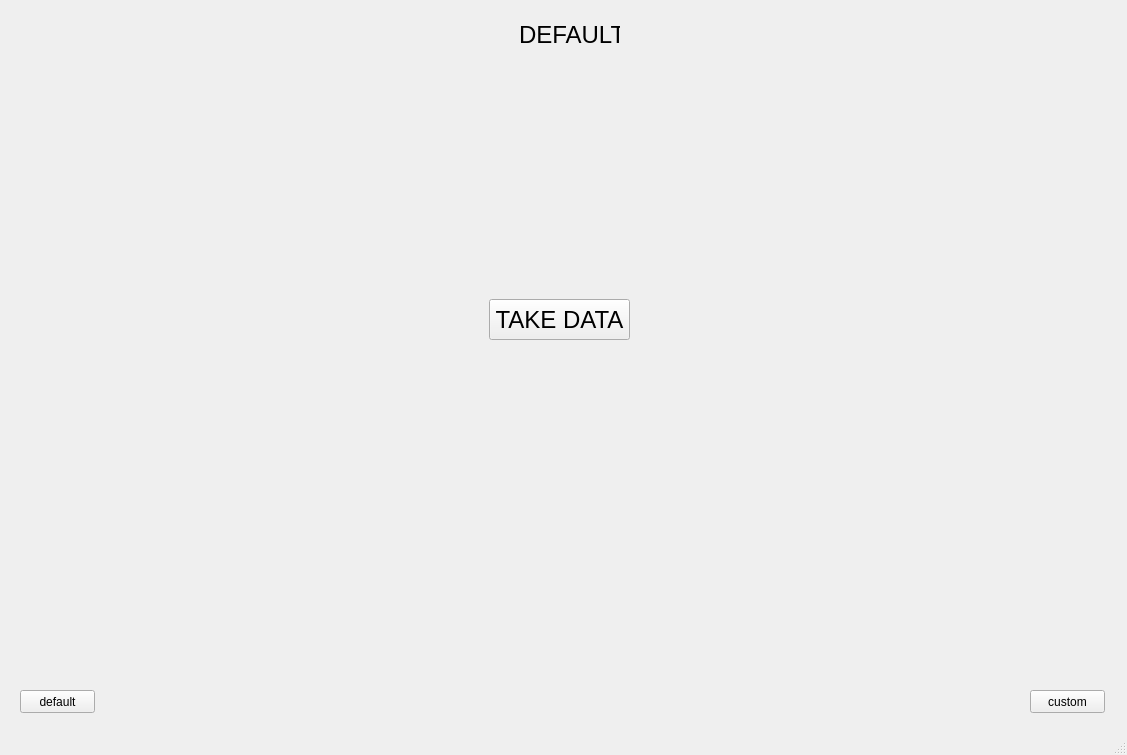
This is development/devGUI/mainwindowui.ui in E-Trainose/ADB-Project as Qt 5 draws it before an edit. The edited form follows.
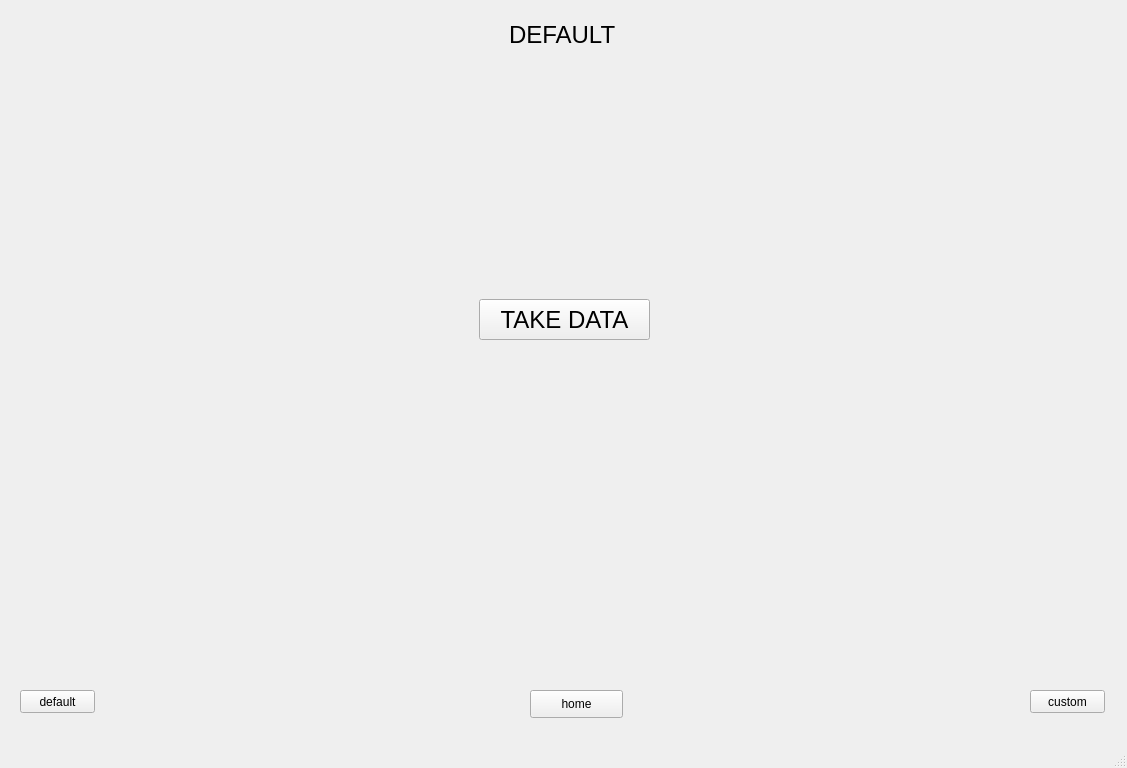
This is the edited form. The open tabs and pages were chosen to show the change.

Commit message: lupa ke push

Diff of the .ui file:
```diff
--- a/development/devGUI/mainwindowui.ui
+++ b/development/devGUI/mainwindowui.ui
@@ -7,7 +7,7 @@
     <x>0</x>
     <y>0</y>
     <width>1127</width>
-    <height>755</height>
+    <height>768</height>
    </rect>
   </property>
   <property name="windowTitle">
@@ -38,9 +38,9 @@
        <widget class="QPushButton" name="btn_default_take">
         <property name="geometry">
          <rect>
-          <x>450</x>
+          <x>440</x>
           <y>240</y>
-          <width>141</width>
+          <width>171</width>
           <height>41</height>
          </rect>
         </property>
@@ -132,9 +132,9 @@
      <widget class="QLabel" name="label">
       <property name="geometry">
        <rect>
-        <x>500</x>
+        <x>490</x>
         <y>10</y>
-        <width>101</width>
+        <width>131</width>
         <height>31</height>
        </rect>
       </property>
@@ -189,6 +189,19 @@
      <string>custom</string>
     </property>
    </widget>
+   <widget class="QPushButton" name="btn_page_home">
+    <property name="geometry">
+     <rect>
+      <x>530</x>
+      <y>690</y>
+      <width>93</width>
+      <height>28</height>
+     </rect>
+    </property>
+    <property name="text">
+     <string>home</string>
+    </property>
+   </widget>
   </widget>
   <widget class="QMenuBar" name="menubar">
    <property name="geometry">
```
Left out of the diff: 11 changed lines with no effect on the pictures. The commit also changes 4 other files.
